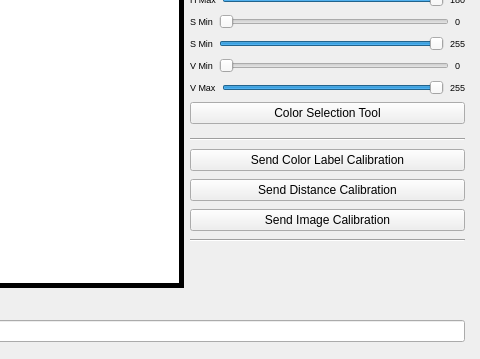
Qt form vision_calib/src/vision_calib.ui (minhoteam-msl/minho_team_tools) before a commit; both pictures show x 305 to 785 and y 241 to 600 of the 785 by 600 pixel window.
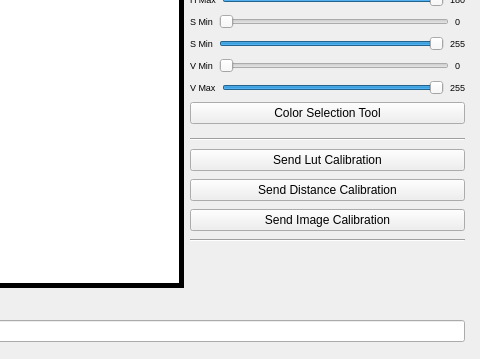
The same form after that commit.

Commit message: Fixed bug in valid sequence entry of mirror config

What changed in the file:
```diff
--- a/vision_calib/src/vision_calib.ui
+++ b/vision_calib/src/vision_calib.ui
@@ -735,7 +735,7 @@
          </sizepolicy>
         </property>
         <property name="text">
-         <string>Send Color Label Calibration</string>
+         <string>Send Lut Calibration</string>
         </property>
        </widget>
       </item>
```
Left out of the diff: 2 changed lines with no effect on the pictures. The commit also changes 2 other files.
